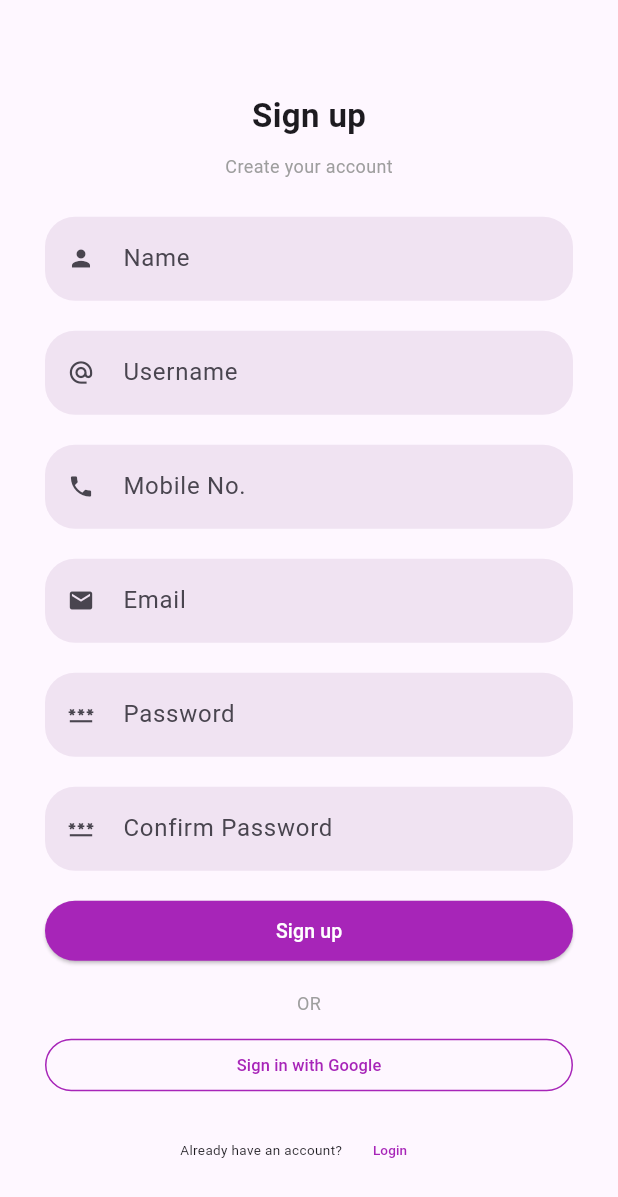
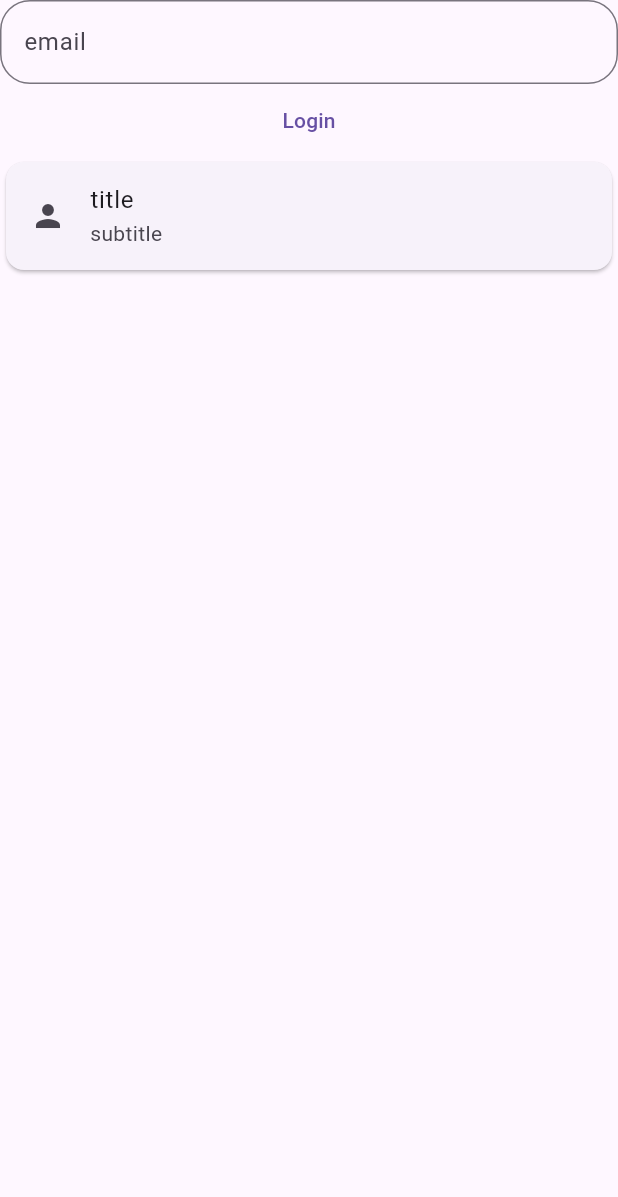
Before and after one commit to sombir0381/partice_ptojects, a Flutter app: the screen it shows after launch, on a phone screen of 412 x 824 dp. Shown: the top 1197 px of the screen. Run offline on Flutter 3.47's test engine with Material 3 defaults, Android fonts, the phone set to English and light mode, and no system bars; our stand-ins replace shared_preferences.

Commit message:
Add custom widgets and organize project

```diff
--- a/lib/apiget2.dart
+++ b/lib/apidatapassing/apiget2.dart
@@ -2,7 +2,7 @@ import 'dart:convert';
 import 'package:flutter/material.dart';
 import 'package:http/http.dart' as http;
 
-import 'package:partice_ptojects/apiget3.dart';
+import 'package:partice_ptojects/apidatapassing/apiget3.dart';
 
 class ApiGet extends StatefulWidget {
   const ApiGet({super.key});
--- /dev/null
+++ b/lib/customwidget/customappbar.dart
@@ -0,0 +1,16 @@
+import 'package:flutter/material.dart';
+
+class customappbar extends StatelessWidget {
+  final String title;
+  const customappbar({super.key,
+    required this.title
+
+  });
+
+  @override
+  Widget build(BuildContext context) {
+    return AppBar(
+      title: Text(title),
+    );
+  }
+}
--- /dev/null
+++ b/lib/customwidget/custombutton.dart
@@ -0,0 +1,16 @@
+import 'package:flutter/material.dart';
+
+class custombutton extends StatelessWidget {
+  final String text;
+  final VoidCallback onpressed;
+  const custombutton({super.key,
+    required this.text,
+    required this.onpressed,
+
+  });
+
+  @override
+  Widget build(BuildContext context) {
+    return TextButton(onPressed: onpressed, child: Text(text));
+  }
+}
--- /dev/null
+++ b/lib/customwidget/customcard.dart
@@ -0,0 +1,25 @@
+import 'package:flutter/material.dart';
+class customcard extends StatelessWidget {
+
+  final String title;
+  final String description;
+  final IconData icon;
+  const customcard({super.key,
+    required this.title,
+    required this.description,
+    required this.icon,
+
+
+  });
+
+  @override
+  Widget build(BuildContext context) {
+    return Card(
+      child: ListTile(
+        leading: Icon(Icons.person),
+        title: Text("title"),
+        subtitle: Text("subtitle"),
+      ),
+    );
+  }
+}
--- /dev/null
+++ b/lib/customwidget/customtextfield.dart
@@ -0,0 +1,24 @@
+import 'package:flutter/material.dart';
+
+class customtextfield extends StatelessWidget {
+
+  //final String text;
+  final String hinttext;
+  const customtextfield({super.key,
+   // required this.text
+    required this.hinttext,
+
+  });
+
+  @override
+  Widget build(BuildContext context) {
+    return TextField(
+      decoration: InputDecoration(
+       border: OutlineInputBorder(
+         borderRadius: BorderRadius.circular(20)
+       ),
+        hintText: hinttext,
+      ),
+    );
+  }
+}
--- /dev/null
+++ b/lib/customwidget/maincustom.dart
@@ -0,0 +1,28 @@
+import 'package:flutter/material.dart';
+import 'package:partice_ptojects/customwidget/customtextfield.dart';
+import 'package:partice_ptojects/customwidget/custombutton.dart';
+import 'package:partice_ptojects/customwidget/customappbar.dart';
+import 'package:partice_ptojects/customwidget/customcard.dart';
+
+class maincustom extends StatefulWidget {
+  const maincustom({super.key});
+
+  @override
+  State<maincustom> createState() => _maincustomState();
+}
+
+class _maincustomState extends State<maincustom> {
+  @override
+  Widget build(BuildContext context) {
+    return Scaffold(
+     //appBar: customappbar(title: "Customwidgets"),
+      body:Column(
+        children: [
+        customtextfield(hinttext: "email"),
+          custombutton(text: "Login", onpressed: (){print("Login");}),
+          customcard(title: "flutter", description: "learn flutter development", icon: Icons.notes)
+        ],
+      ),
+    );
+  }
+}
--- a/lib/main.dart
+++ b/lib/main.dart
@@ -1,15 +1,16 @@
 import 'package:flutter/material.dart';
-import 'package:partice_ptojects/apiget.dart';
-import 'package:partice_ptojects/apiget2.dart';
-import 'createaccount.dart';
-import 'Login.dart';
+import 'package:partice_ptojects/apidatapassing/apiget.dart';
+import 'package:partice_ptojects/apidatapassing/apiget2.dart';
+import 'sharedperference/createaccount.dart';
+import 'sharedperference/Login.dart';
 
 
 
-import 'package:partice_ptojects/userscreen.dart';
+import 'package:partice_ptojects/apidatapassing/userscreen.dart';
 import 'Datapass1screen2/productscreen.dart';
 import 'statefulpartice.dart';
-import 'apiget.dart';
+import 'apidatapassing/apiget.dart';
+import 'package:partice_ptojects/customwidget/maincustom.dart';
 
 void main() {
   runApp(const MYApp());
@@ -27,7 +28,7 @@ class _MYAppState extends State<MYApp> {
   Widget build(BuildContext context) {
     return const MaterialApp(
       debugShowCheckedModeBanner: false,
-      home: createaccount(),
+      home: maincustom(),
     );
   }
 }
--- a/lib/Login.dart
+++ b/lib/sharedperference/Login.dart
@@ -1,5 +1,5 @@
 import 'package:flutter/material.dart';
-import 'package:partice_ptojects/Profile.dart';
+import 'package:partice_ptojects/sharedperference/Profile.dart';
 
 class Login extends StatefulWidget {
   const Login({super.key});
--- a/lib/createaccount.dart
+++ b/lib/sharedperference/createaccount.dart
@@ -1,6 +1,6 @@
 import 'package:flutter/material.dart';
-import 'package:partice_ptojects/Login.dart';
-import 'package:partice_ptojects/Profile.dart';
+import 'package:partice_ptojects/sharedperference/Login.dart';
+import 'package:partice_ptojects/sharedperference/Profile.dart';
 import 'package:shared_preferences/shared_preferences.dart';
 
 class createaccount extends StatefulWidget {
```
Also changed, not shown: lib/apidatapassing/apiget.dart (renamed from lib/apiget.dart), lib/apidatapassing/apiget3.dart (renamed from lib/apiget3.dart), lib/apidatapassing/userscreen.dart (renamed from lib/userscreen.dart), lib/sharedperference/Profile.dart (renamed from lib/Profile.dart), 1 other file.
